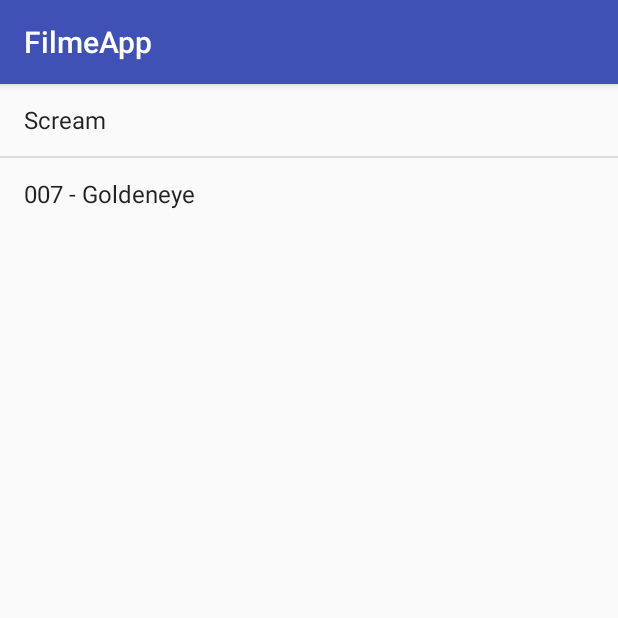
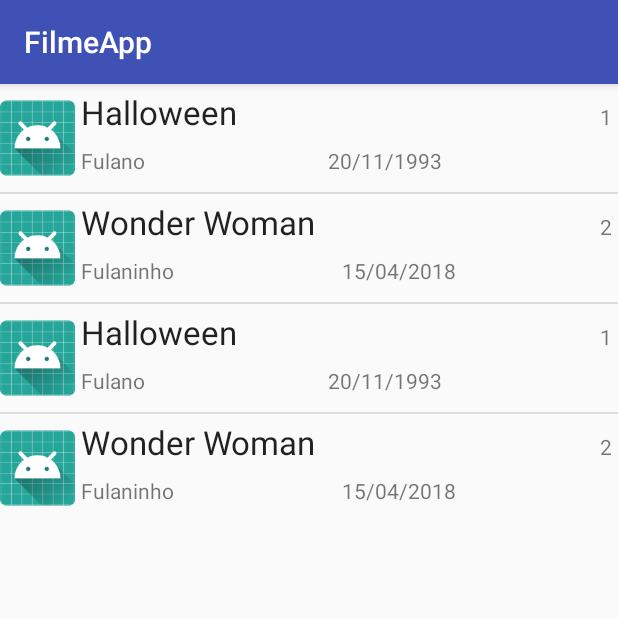
Before and after one commit to riffs9720/ProgMob, an Android app: the screen it shows after launch (ListaFilmesActivity), after a tap on an icon or button, on a phone screen of 412 x 824 dp, the top half of it. Run offline under Robolectric (Android 15) with nearby library versions, the phone set to English and light mode, and no system bars.

Commit message:
Aplicação Mobile Filmes V2

```diff
--- a/FilmeApp-master/app/src/main/java/br/usjt/deswebmob/filmeapp/DetalheFilmeActivity.java
+++ b/FilmeApp-master/app/src/main/java/br/usjt/deswebmob/filmeapp/DetalheFilmeActivity.java
@@ -1,8 +1,7 @@
 package br.usjt.deswebmob.filmeapp;
 
-/*@Autor: Ricardo Ferla Silva
-    RA: 81620904
- */
+/*Autor: Ricardo Ferla Silva
+* RA: 81620904*/
 
 import android.content.Intent;
 import android.support.v7.app.AppCompatActivity;
@@ -21,7 +20,6 @@ public class DetalheFilmeActivity extends AppCompatActivity {
         setContentView(R.layout.activity_detalhe_filme);
 
         //filme
-
         id = findViewById(R.id.txtId);
         titulo = findViewById(R.id.txtTitulo);
         descricao = findViewById(R.id.txtDescricao);
--- a/FilmeApp-master/app/src/main/java/br/usjt/deswebmob/filmeapp/Filme.java
+++ b/FilmeApp-master/app/src/main/java/br/usjt/deswebmob/filmeapp/Filme.java
@@ -1,8 +1,7 @@
 package br.usjt.deswebmob.filmeapp;
 
-/*@Autor: Ricardo Ferla Silva
-    RA: 81620904
- */
+/*Autor: Ricardo Ferla Silva
+ * RA: 81620904*/
 
 import java.util.ArrayList;
 
@@ -15,6 +14,7 @@ public class Filme {
     private int popularidade;
     private String direcao;
     private Genero genero;
+    private String iconName;
     private ArrayList<Filme> list = new ArrayList<>();
 
     public String getTitulo() {
@@ -73,6 +73,14 @@ public class Filme {
         this.genero = genero;
     }
 
+    public String getIconName() {
+        return iconName;
+    }
+
+    public void setIconName(String iconName) {
+        this.iconName= iconName;
+    }
+
     public ArrayList<Filme> getList() {
         return list;
     }
@@ -85,7 +93,7 @@ public class Filme {
         setList(gerarLista());
     }
 
-    public Filme(String titulo, String descricao, int id, String data, int popularidade, String direcao, Genero genero) {
+    public Filme(String titulo, String descricao, int id, String data, int popularidade, String direcao, Genero genero, String iconName) {
         this.titulo = titulo;
         this.descricao = descricao;
         this.id = id;
@@ -93,12 +101,13 @@ public class Filme {
         this.popularidade = popularidade;
         this.direcao = direcao;
         this.genero = genero;
+        this.iconName = iconName;
     }
 
     public ArrayList<Filme> gerarLista(){
-        Filme f1 = new Filme("Scream","Filme de terror de um assassino", 1, "18/12/1996", 890, "Wes Craven", new Genero(3, "Terror"));
+        Filme f1 = new Filme("Halloween","Filme de terror de um assassino", 1, "20/11/1993", 842, "Fulano", new Genero(3, "Terror"), "image.png");
         getList().add(f1);
-        Filme f2 = new Filme("007 - Goldeneye", "007 - Contra GoldenEye", 2, "21/11/1995", 890, "Martin Campbell", new Genero(2,"Ação"));
+        Filme f2 = new Filme("Wonder Woman", "Simplesmente Mulher Maravilha", 2, "15/04/2018", 999, "Fulaninho", new Genero(2,"Ação"), "image.png");
         getList().add(f2);
         return list;
     }
@@ -128,6 +137,20 @@ public class Filme {
         return null;
     }
 
+    public ArrayList<Filme> getFilmesPorGenero(String genero){
+        ArrayList<Filme> lista = new ArrayList<Filme>();
+        setList(gerarLista());
+        for (Filme filme: list) {
+            if(genero.equals("Todos"))
+                lista.add(filme);
+
+            if(filme.getGenero().getNome().equals(genero))
+                lista.add(filme);
+        }
+
+        return lista;
+    }
+
     @Override
     public String toString() {
         return "Filme{" +
--- /dev/null
+++ b/FilmeApp-master/app/src/main/java/br/usjt/deswebmob/filmeapp/FilmeArrayAdapter.java
@@ -0,0 +1,71 @@
+package br.usjt.deswebmob.filmeapp;
+
+/*Autor: Ricardo Ferla Silva
+ * RA: 81620904*/
+
+import android.content.Context;
+import android.support.annotation.NonNull;
+import android.support.annotation.Nullable;
+import android.text.Html;
+import android.view.LayoutInflater;
+import android.view.View;
+import android.view.ViewGroup;
+import android.widget.ArrayAdapter;
+import android.widget.ImageView;
+import android.widget.TextView;
+
+import java.util.List;
+
+public class FilmeArrayAdapter extends ArrayAdapter<Filme> {
+
+    public FilmeArrayAdapter(Context context, List<Filme> filmes) {
+        super(context, -1, filmes);
+    }
+
+
+    private static class ViewHolder {
+        ImageView conditionImageView;
+        TextView txtTitulo;
+        TextView txtId;
+        TextView txtDirecao;
+        TextView txtData;
+    }
+
+    @NonNull
+    @Override
+    public View getView(int position, @Nullable View convertView,
+                        @NonNull ViewGroup parent) {
+        Filme filme = getItem(position);
+        View raiz = null;
+        ViewHolder viewHolder = null;
+        Context context = getContext();
+        if (convertView == null) {
+            LayoutInflater inflater = LayoutInflater.from(context);
+            raiz = inflater.inflate(R.layout.item_filme, parent, false);
+            viewHolder = new ViewHolder();
+            raiz.setTag(viewHolder);
+            viewHolder.conditionImageView = raiz.findViewById(R.id.conditionImageView);
+            viewHolder.txtTitulo = raiz.findViewById(R.id.txtTitulo);
+            viewHolder.txtId = raiz.findViewById(R.id.txtId);
+            viewHolder.txtDirecao = raiz.findViewById(R.id.txtDirecao);
+            viewHolder.txtData = raiz.findViewById(R.id.txtData);
+        } else {
+            raiz = convertView;
+            viewHolder = (ViewHolder) raiz.getTag();
+        }
+        viewHolder.txtTitulo.setText(filme.getTitulo());
+        viewHolder.txtId.setText(String.valueOf(filme.getId()));
+        viewHolder.txtDirecao.setText(filme.getDirecao());
+        viewHolder.txtData.setText(filme.getData());
+        String name = filme.getIconName();
+        //viewHolder.conditionImageView.setImageDrawable(R.drawable.name);
+
+        /*if (bitmaps.containsKey(filme.getIconName())) {
+            viewHolder.conditionImageView.setImageDrawable(R.drawable.name);
+        } else {
+        }*/
+        return raiz;
+
+    }
+
+}
--- a/FilmeApp-master/app/src/main/java/br/usjt/deswebmob/filmeapp/Genero.java
+++ b/FilmeApp-master/app/src/main/java/br/usjt/deswebmob/filmeapp/Genero.java
@@ -1,8 +1,7 @@
 package br.usjt.deswebmob.filmeapp;
 
-/*@Autor: Ricardo Ferla Silva
-    RA: 81620904
- */
+/*Autor: Ricardo Ferla Silva
+ * RA: 81620904*/
 
 import java.util.ArrayList;
 
--- a/FilmeApp-master/app/src/main/java/br/usjt/deswebmob/filmeapp/ListaFilmesActivity.java
+++ b/FilmeApp-master/app/src/main/java/br/usjt/deswebmob/filmeapp/ListaFilmesActivity.java
@@ -1,8 +1,7 @@
 package br.usjt.deswebmob.filmeapp;
 
-/*@Autor: Ricardo Ferla Silva
-    RA: 81620904
- */
+/*Autor: Ricardo Ferla Silva
+ * RA: 81620904*/
 
 import android.app.Activity;
 import android.content.Intent;
@@ -28,11 +27,13 @@ public class ListaFilmesActivity extends AppCompatActivity {
         setContentView(R.layout.activity_lista_filmes);
         activity = this;
         filme = new Filme();
+
         Intent intent = getIntent();
         String genero = intent.getStringExtra(MainActivity.CHAVE);
         ListView listView = findViewById(R.id.lista_filme);
 
-        ArrayAdapter<String> adapter = new ArrayAdapter<String>(this, android.R.layout.simple_list_item_1, filme.getListaNomes(genero));
+        FilmeArrayAdapter adapter = new FilmeArrayAdapter(this, filme.getFilmesPorGenero(genero));
+        //ArrayAdapter<String> adapter = new ArrayAdapter<String>(this, android.R.layout.simple_list_item_1, filme.getListaNomes(genero));
         //Acima é onde o Adapter pega as informações para jogar na tela, e abaixo, é onde ele já está colocando na view
         listView.setAdapter(adapter);
 
--- a/FilmeApp-master/app/src/main/java/br/usjt/deswebmob/filmeapp/MainActivity.java
+++ b/FilmeApp-master/app/src/main/java/br/usjt/deswebmob/filmeapp/MainActivity.java
@@ -1,8 +1,7 @@
 package br.usjt.deswebmob.filmeapp;
 
-/*@Autor: Ricardo Ferla Silva
-    RA: 81620904
- */
+/*Autor: Ricardo Ferla Silva
+ * RA: 81620904*/
 
 import android.content.Intent;
 import android.os.Bundle;
--- /dev/null
+++ b/FilmeApp-master/app/src/main/res/layout/item_filme.xml
@@ -0,0 +1,63 @@
+<?xml version="1.0" encoding="utf-8"?>
+<LinearLayout
+    xmlns:android="http://schemas.android.com/apk/res/android" android:layout_width="match_parent"
+    android:orientation="horizontal"
+    android:layout_height="match_parent">
+
+    <ImageView
+        android:src="@mipmap/ic_launcher"
+        android:scaleType="fitCenter"
+        android:contentDescription="Imagem Ilustrativa"
+        android:id="@+id/conditionImageView"
+        android:layout_width="50dp"
+        android:layout_height="match_parent" />
+
+    <GridLayout
+        android:useDefaultMargins="true"
+        android:rowCount="2"
+        android:columnCount="3"
+        android:layout_width="0dp"
+        android:layout_height="match_parent"
+        android:layout_weight="1">
+
+        <TextView
+            android:layout_columnSpan="3"
+            android:layout_column="0"
+            android:layout_row="0"
+            android:textAppearance="@style/Base.TextAppearance.AppCompat.Large"
+            android:id="@+id/txtTitulo"
+            android:layout_width="wrap_content"
+            android:layout_height="wrap_content"
+            android:text="TextView" />
+
+        <TextView
+            android:layout_columnWeight="1"
+            android:layout_column="2"
+            android:layout_row="0"
+            android:id="@+id/txtId"
+            android:layout_width="wrap_content"
+            android:layout_height="wrap_content"
+            android:textAlignment="textEnd"
+            android:text="TextView" />
+
+        <TextView
+            android:layout_columnWeight="1"
+            android:layout_column="1"
+            android:layout_row="1"
+            android:id="@+id/txtDirecao"
+            android:layout_width="wrap_content"
+            android:layout_height="wrap_content"
+            android:text="TextView" />
+
+        <TextView
+            android:layout_columnWeight="1"
+            android:layout_column="2"
+            android:layout_row="1"
+            android:id="@+id/txtData"
+            android:layout_width="wrap_content"
+            android:layout_height="wrap_content"
+            android:text="TextView" />
+    </GridLayout>
+
+
+</LinearLayout>
--- a/FilmeApp-master/build.gradle
+++ b/FilmeApp-master/build.gradle
@@ -7,7 +7,7 @@ buildscript {
         jcenter()
     }
     dependencies {
-        classpath 'com.android.tools.build:gradle:3.2.0'
+        classpath 'com.android.tools.build:gradle:3.1.4'
 
 
         // NOTE: Do not place your application dependencies here; they belong
```
Also changed, not shown: FilmeApp-master/app/src/main/res/layout/activity_detalhe_filme.xml (+51 -19 lines), FilmeApp-master/gradle/wrapper/gradle-wrapper.properties.
